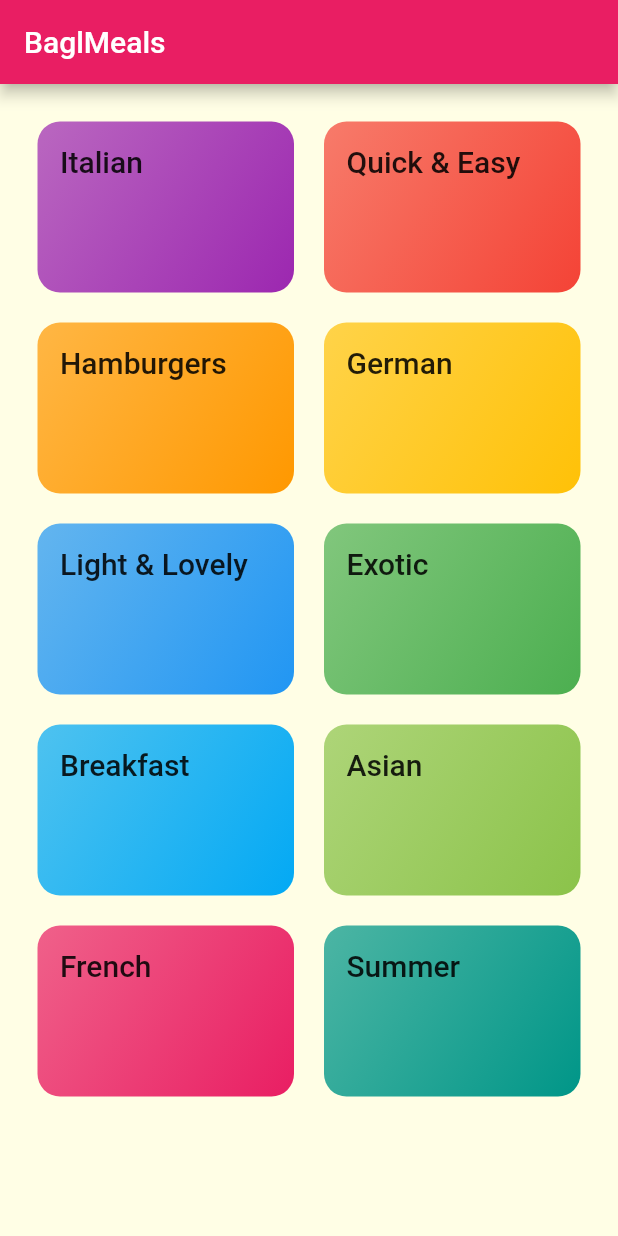
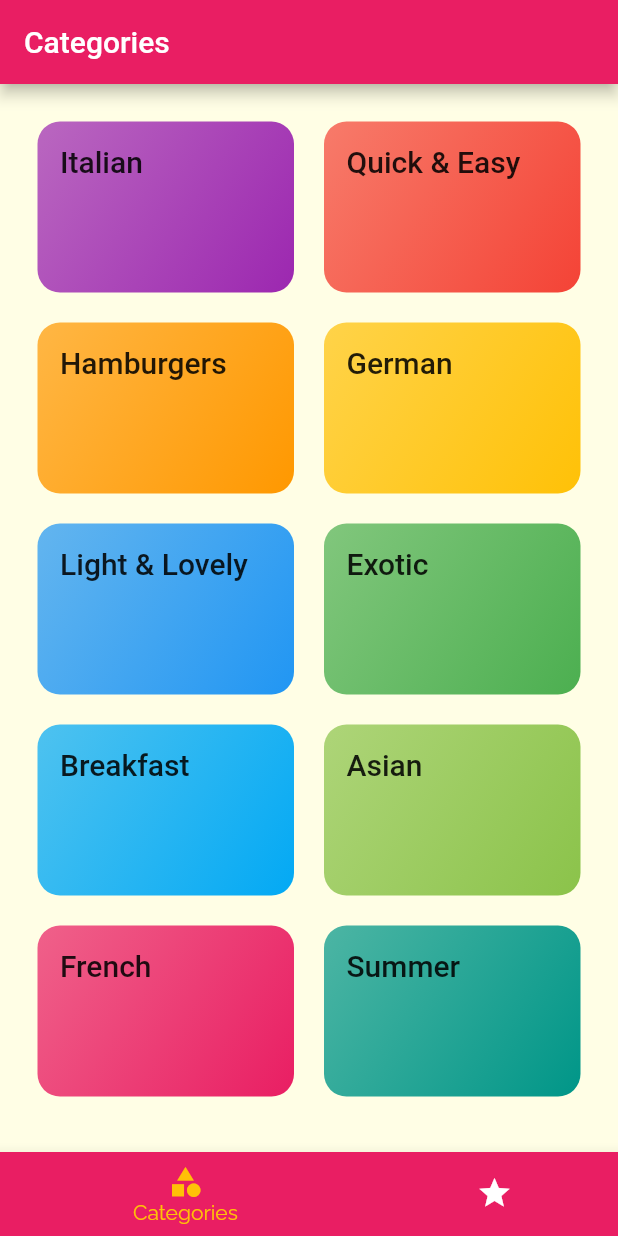
Before and after one commit to mahendraiqbal/meals-flutter, a Flutter app: the screen it shows after launch, on a phone screen of 412 x 824 dp. Run offline on Flutter 3.47's test engine with Material 2 defaults, Android fonts, the phone set to English and light mode, and no system bars.

Commit message:
add nav bot

```diff
--- a/lib/main.dart
+++ b/lib/main.dart
@@ -1,6 +1,9 @@
 import 'package:flutter/material.dart';
+import 'package:meals/screens/meal_detail_screen.dart';
 import 'screens/categories_screen.dart';
 import './screens/category_meals_screen.dart';
+import './screens/meal_detail_screen.dart';
+import './screens/tabs_screen.dart';
 
 void main() {
   runApp(const MyApp());
@@ -33,11 +36,17 @@ class MyApp extends StatelessWidget {
               ),
             ),
       ),
-      home: CategoriesScreen(),
+      home: TabsScreen(),
       initialRoute: '/',
       routes: {
         // '/': (ctx) => CategoriesScreen(),
         CategoryMealsScreen.routeName: (ctx) => CategoryMealsScreen(),
+        MealDetailScreen.routeName: (ctx) => MealDetailScreen(),
+      },
+      onUnknownRoute: (settings) {
+        return MaterialPageRoute(
+          builder: (ctx) => CategoriesScreen(),
+        );
       },
     );
   }
--- a/lib/screens/categories_screen.dart
+++ b/lib/screens/categories_screen.dart
@@ -5,11 +5,7 @@ import '../widgets/category_item.dart';
 class CategoriesScreen extends StatelessWidget {
   @override
   Widget build(BuildContext context) {
-    return Scaffold(
-      appBar: AppBar(
-        title: const Text('BaglMeals'),
-      ),
-      body: GridView(
+    return GridView(
       padding: const EdgeInsets.all(25),
       children: DUMMY_CATEGORIES
           .map((catData) => CategoryItem(
@@ -24,7 +20,6 @@ class CategoriesScreen extends StatelessWidget {
         crossAxisSpacing: 20,
         mainAxisSpacing: 20,
       ),
-      ),
     );
   }
 }
--- a/lib/screens/category_meals_screen.dart
+++ b/lib/screens/category_meals_screen.dart
@@ -24,6 +24,7 @@ class CategoryMealsScreen extends StatelessWidget {
       body: ListView.builder(
         itemBuilder: (ctx, index) {
           return MealItem(
+            id: categoryMeals[index].id,
             title: categoryMeals[index].title,
             imageUrl: categoryMeals[index].imageUrl,
             duration: categoryMeals[index].duration,
--- /dev/null
+++ b/lib/screens/tabs_screen.dart
@@ -0,0 +1,60 @@
+import 'package:flutter/material.dart';
+import './favorites_screen.dart';
+import './categories_screen.dart';
+
+class TabsScreen extends StatefulWidget {
+  @override
+  State<TabsScreen> createState() => _TabsScreenState();
+}
+
+class _TabsScreenState extends State<TabsScreen> {
+  final List<Widget> _pages = [
+    CategoriesScreen(),
+    FavoritesScreen(),
+  ];
+
+  String title = 'Categories';
+
+  int _selectedPageIndex = 0;
+
+  void _selectPage(int index) {
+    setState(() {
+      _selectedPageIndex = index;
+      if (_selectedPageIndex == 0) {
+        title = 'Categories';
+      } else if (_selectedPageIndex == 1) {
+        title = 'Favorites';
+      }
+    });
+  }
+
+  @override
+  Widget build(BuildContext context) {
+    return Scaffold(
+      appBar: AppBar(
+        title: Text(title),
+      ),
+      body: _pages[_selectedPageIndex],
+      bottomNavigationBar: BottomNavigationBar(
+        onTap: _selectPage,
+        backgroundColor: Theme.of(context).primaryColor,
+        unselectedItemColor: Colors.white,
+        selectedItemColor: Theme.of(context).accentColor,
+        currentIndex: _selectedPageIndex,
+        type: BottomNavigationBarType.shifting,
+        items: [
+          BottomNavigationBarItem(
+            backgroundColor: Theme.of(context).primaryColor,
+            icon: Icon(Icons.category),
+            label: 'Categories',
+          ),
+          BottomNavigationBarItem(
+            backgroundColor: Theme.of(context).primaryColor,
+            icon: Icon(Icons.star),
+            label: 'Favorites',
+          ),
+        ],
+      ),
+    );
+  }
+}
```
Also changed, not shown: lib/screens/favorites_screen.dart (added, +10 -0 lines), lib/screens/meal_detail_screen.dart (added, +92 -0 lines), lib/widgets/meal_item.dart (+19 -8 lines). Lines whose indentation alone changed are shown as unchanged.
